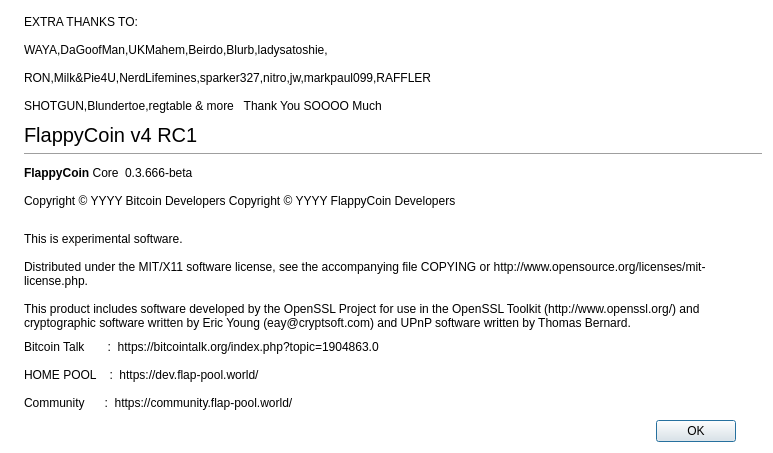
The window that src/qt/forms/aboutdialog.ui (hanzou-x/Flaps) describes before a commit, drawn with Qt 5.
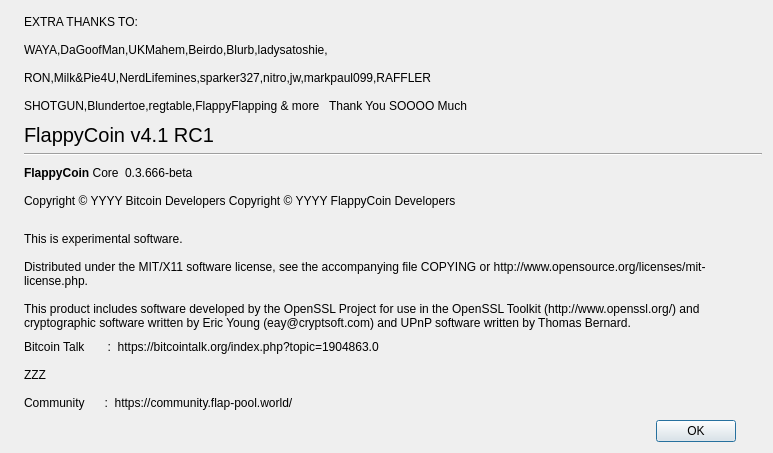
The same window after the commit. Icons and pictures are not drawn.

```diff
--- a/src/qt/forms/aboutdialog.ui
+++ b/src/qt/forms/aboutdialog.ui
@@ -10,11 +10,75 @@
     <height>453</height>
    </rect>
   </property>
+  <property name="palette">
+   <palette>
+    <active>
+     <colorrole role="WindowText">
+      <brush brushstyle="SolidPattern">
+       <color alpha="255">
+        <red>0</red>
+        <green>0</green>
+        <blue>0</blue>
+       </color>
+      </brush>
+     </colorrole>
+     <colorrole role="Text">
+      <brush brushstyle="SolidPattern">
+       <color alpha="255">
+        <red>0</red>
+        <green>0</green>
+        <blue>0</blue>
+       </color>
+      </brush>
+     </colorrole>
+    </active>
+    <inactive>
+     <colorrole role="WindowText">
+      <brush brushstyle="SolidPattern">
+       <color alpha="255">
+        <red>0</red>
+        <green>0</green>
+        <blue>0</blue>
+       </color>
+      </brush>
+     </colorrole>
+     <colorrole role="Text">
+      <brush brushstyle="SolidPattern">
+       <color alpha="255">
+        <red>0</red>
+        <green>0</green>
+        <blue>0</blue>
+       </color>
+      </brush>
+     </colorrole>
+    </inactive>
+    <disabled>
+     <colorrole role="WindowText">
+      <brush brushstyle="SolidPattern">
+       <color alpha="255">
+        <red>159</red>
+        <green>158</green>
+        <blue>158</blue>
+       </color>
+      </brush>
+     </colorrole>
+     <colorrole role="Text">
+      <brush brushstyle="SolidPattern">
+       <color alpha="255">
+        <red>159</red>
+        <green>158</green>
+        <blue>158</blue>
+       </color>
+      </brush>
+     </colorrole>
+    </disabled>
+   </palette>
+  </property>
   <property name="windowTitle">
    <string>About FlappyCoin</string>
   </property>
   <property name="styleSheet">
-   <string notr="true">QDialog { background: transparent; }</string>
+   <string notr="true"/>
   </property>
   <layout class="QGridLayout" name="gridLayout">
    <item row="0" column="0" rowspan="12">
@@ -67,7 +131,7 @@
    <item row="3" column="1">
     <widget class="QLabel" name="label_7">
      <property name="text">
-      <string>SHOTGUN,Blundertoe,regtable &amp; more   Thank You SOOOO Much</string>
+      <string>SHOTGUN,Blundertoe,regtable,FlappyFlapping &amp; more   Thank You SOOOO Much</string>
      </property>
     </widget>
    </item>
@@ -81,7 +145,7 @@
         </font>
        </property>
        <property name="text">
-        <string>FlappyCoin v4 RC1</string>
+        <string>FlappyCoin v4.1 RC1</string>
        </property>
       </widget>
      </item>
@@ -198,7 +262,7 @@
    <item row="10" column="1">
     <widget class="QLabel" name="label_10">
      <property name="text">
-      <string>HOME POOL    :  https://dev.flap-pool.world/</string>
+      <string>ZZZ</string>
      </property>
     </widget>
    </item>
```
Left out of the diff: 64 changed lines with no effect on the pictures.
